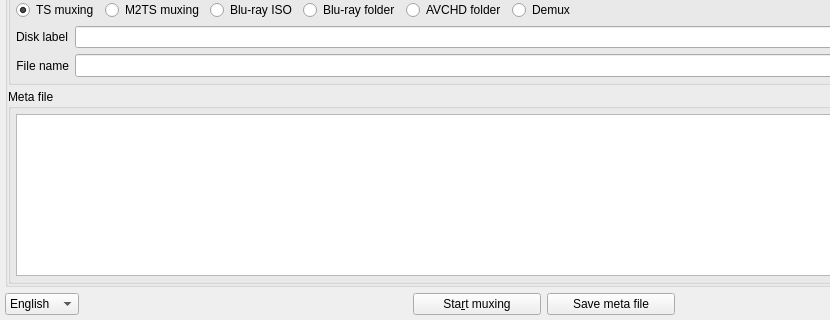
First picture: the form in tsMuxerGUI/tsmuxerwindow.ui, repository justdan96/tsMuxer, before the edit; both pictures show x 0 to 830 and y 590 to 910 of the 1020 by 910 pixel window.
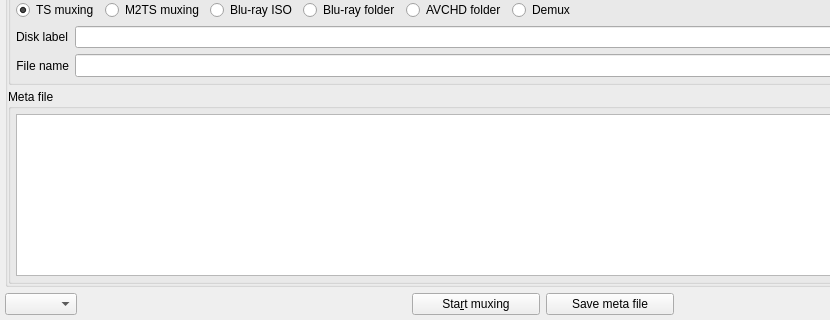
Second picture: the form after the edit. Icons and pictures are not drawn.

Commit message: move language combobox initialisation to cpp

Patch:
```diff
--- a/tsMuxerGUI/tsmuxerwindow.ui
+++ b/tsMuxerGUI/tsmuxerwindow.ui
@@ -2820,16 +2820,6 @@
          <verstretch>0</verstretch>
         </sizepolicy>
        </property>
-       <item>
-        <property name="text">
-         <string notr="true">English</string>
-        </property>
-       </item>
-       <item>
-        <property name="text">
-         <string notr="true">Русский</string>
-        </property>
-       </item>
       </widget>
      </item>
      <item>
```
The commit also changes 1 other file.
